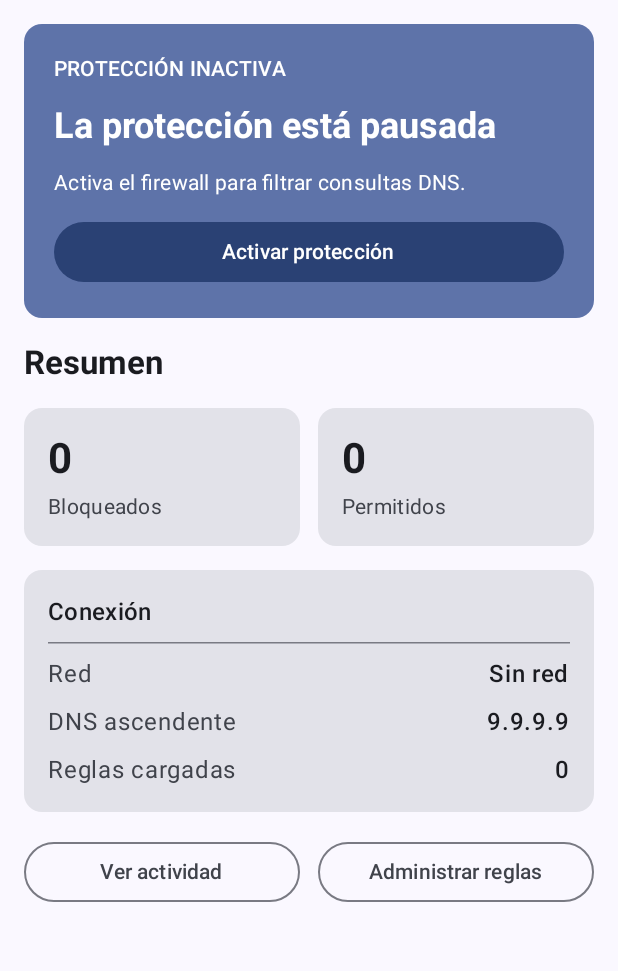
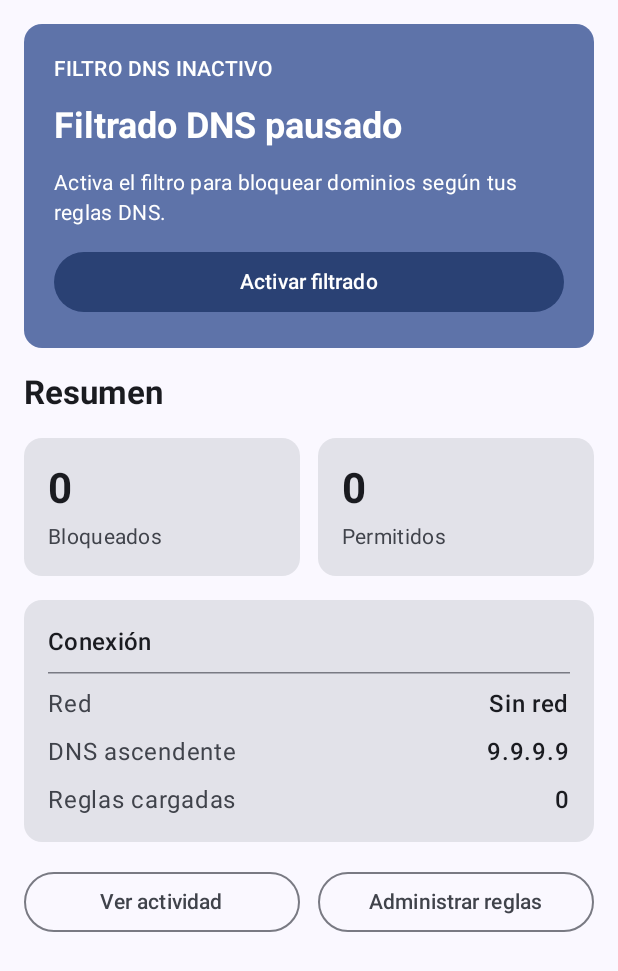
Before and after one commit to hernandezcm165-droid/FirewallDNS, an Android app built with Jetpack Compose: the composable DashboardScreen shown on its own in the app's theme, on a phone screen of 412 x 824 dp. Shown: the top 971 px of the screen. Run offline under Robolectric (Android 15) with nearby library versions, the phone set to English and light mode, and no system bars.

Commit message:
Harden DNS filtering and clarify it is not a full network firewall

```diff
--- a/app/src/main/java/com/firewall/dns/ui/screens/DashboardScreen.kt
+++ b/app/src/main/java/com/firewall/dns/ui/screens/DashboardScreen.kt
@@ -16,11 +16,11 @@ fun DashboardScreen(
     onOpenLogs: () -> Unit,
     onOpenRules: () -> Unit
 ) {
-    val statusText = if (stats.isRunning) "Tu conexión está protegida" else "La protección está pausada"
+    val statusText = if (stats.isRunning) "Filtrado DNS activo" else "Filtrado DNS pausado"
     val statusSupportingText = if (stats.isRunning) {
-        "El filtro DNS está activo en esta red."
+        "Se filtran las consultas DNS compatibles. El tráfico cifrado como DoH/DoT no se inspecciona."
     } else {
-        "Activa el firewall para filtrar consultas DNS."
+        "Activa el filtro para bloquear dominios según tus reglas DNS."
     }
 
     Column(
@@ -36,7 +36,7 @@ fun DashboardScreen(
                 verticalArrangement = Arrangement.spacedBy(12.dp)
             ) {
                 Text(
-                    if (stats.isRunning) "PROTECCIÓN ACTIVA" else "PROTECCIÓN INACTIVA",
+                    if (stats.isRunning) "FILTRO DNS ACTIVO" else "FILTRO DNS INACTIVO",
                     style = MaterialTheme.typography.labelLarge,
                     color = MaterialTheme.colorScheme.onPrimaryContainer
                 )
@@ -55,23 +55,15 @@ fun DashboardScreen(
                     onClick = { onToggleProtection(!stats.isRunning) },
                     modifier = Modifier.fillMaxWidth()
                 ) {
-                    Text(if (stats.isRunning) "Pausar protección" else "Activar protección")
+                    Text(if (stats.isRunning) "Pausar filtrado" else "Activar filtrado")
                 }
             }
         }
 
         Text("Resumen", style = MaterialTheme.typography.titleLarge, fontWeight = FontWeight.Bold)
         Row(horizontalArrangement = Arrangement.spacedBy(12.dp)) {
-            SummaryCard(
-                title = "Bloqueados",
-                value = stats.totalBlocked.toString(),
-                modifier = Modifier.weight(1f)
-            )
-            SummaryCard(
-                title = "Permitidos",
-                value = stats.totalAllowed.toString(),
-                modifier = Modifier.weight(1f)
-            )
+            SummaryCard("Bloqueados", stats.totalBlocked.toString(), Modifier.weight(1f))
+            SummaryCard("Permitidos", stats.totalAllowed.toString(), Modifier.weight(1f))
         }
 
         Card(modifier = Modifier.fillMaxWidth()) {
```
Also changed, not shown: app/src/main/java/com/firewall/dns/service/DnsFirewallService.kt (+26 -8 lines), 1 other file.
